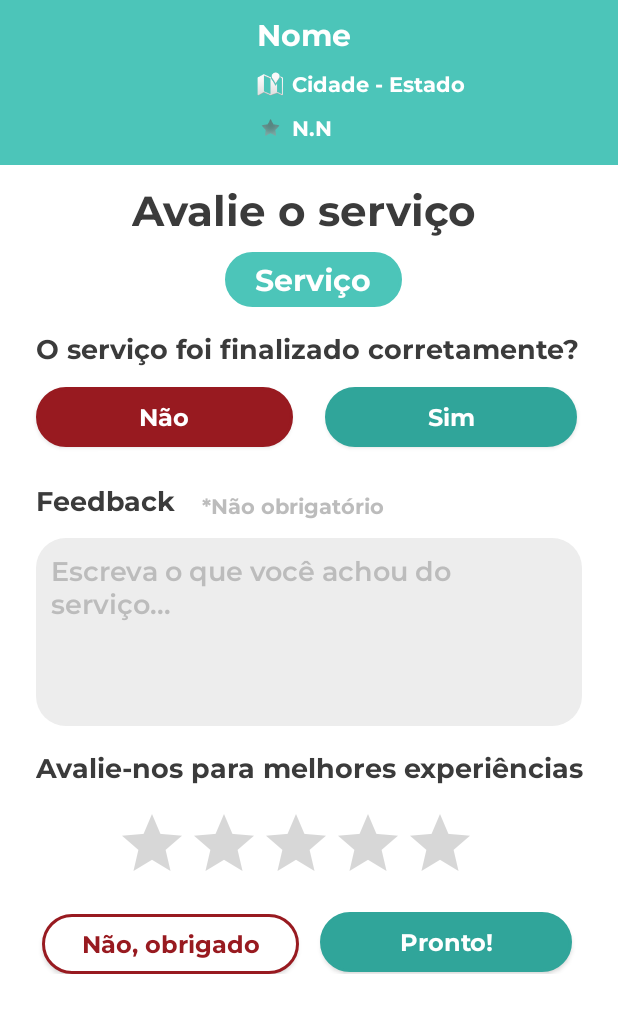
After one commit to pp3-mastertask/mastertask-mobile, an Android app: the fragment WorkerEvaluation shown on its own in the app's theme, on a phone screen of 412 x 824 dp. The commit adds this screen. Shown: the top 1013 px of the screen. Run offline under Robolectric (Android 15) with nearby library versions, the phone set to English and light mode, and no system bars.

Commit message:
evaluation_xml done

```diff
--- /dev/null
+++ b/app/src/main/java/com/example/mastertask/WorkerEvaluation.kt
@@ -0,0 +1,59 @@
+package com.example.mastertask
+
+import android.os.Bundle
+import androidx.fragment.app.Fragment
+import android.view.LayoutInflater
+import android.view.View
+import android.view.ViewGroup
+
+// TODO: Rename parameter arguments, choose names that match
+// the fragment initialization parameters, e.g. ARG_ITEM_NUMBER
+private const val ARG_PARAM1 = "param1"
+private const val ARG_PARAM2 = "param2"
+
+/**
+ * A simple [Fragment] subclass.
+ * Use the [WorkerEvaluation.newInstance] factory method to
+ * create an instance of this fragment.
+ */
+class WorkerEvaluation : Fragment() {
+    // TODO: Rename and change types of parameters
+    private var param1: String? = null
+    private var param2: String? = null
+
+    override fun onCreate(savedInstanceState: Bundle?) {
+        super.onCreate(savedInstanceState)
+        arguments?.let {
+            param1 = it.getString(ARG_PARAM1)
+            param2 = it.getString(ARG_PARAM2)
+        }
+    }
+
+    override fun onCreateView(
+        inflater: LayoutInflater, container: ViewGroup?,
+        savedInstanceState: Bundle?
+    ): View? {
+        // Inflate the layout for this fragment
+        return inflater.inflate(R.layout.fragment_worker_evaluation, container, false)
+    }
+
+    companion object {
+        /**
+         * Use this factory method to create a new instance of
+         * this fragment using the provided parameters.
+         *
+         * @param param1 Parameter 1.
+         * @param param2 Parameter 2.
+         * @return A new instance of fragment WorkerEvaluation.
+         */
+        // TODO: Rename and change types and number of parameters
+        @JvmStatic
+        fun newInstance(param1: String, param2: String) =
+            WorkerEvaluation().apply {
+                arguments = Bundle().apply {
+                    putString(ARG_PARAM1, param1)
+                    putString(ARG_PARAM2, param2)
+                }
+            }
+    }
+}
--- /dev/null
+++ b/app/src/main/res/drawable/round_button.xml
@@ -0,0 +1,10 @@
+<?xml version="1.0" encoding="utf-8"?>
+<shape xmlns:android="http://schemas.android.com/apk/res/android"
+    android:shape="rectangle">
+    <solid android:color="#FFFFFF"/>
+    <stroke android:color="@color/red_dark" android:width="2dp"/>
+    <corners android:bottomRightRadius="100dp"
+        android:bottomLeftRadius="100dp"
+        android:topRightRadius="100dp"
+        android:topLeftRadius="100dp"/>
+</shape>
--- /dev/null
+++ b/app/src/main/res/drawable/text_area_evaluation.xml
@@ -0,0 +1,6 @@
+<?xml version="1.0" encoding="utf-8"?>
+<shape xmlns:android="http://schemas.android.com/apk/res/android"
+    android:shape="rectangle">
+    <solid android:color="#EDEDED"/>
+    <corners android:radius="20dp"/>
+</shape>
--- /dev/null
+++ b/app/src/main/res/layout/fragment_worker_evaluation.xml
@@ -0,0 +1,293 @@
+<?xml version="1.0" encoding="utf-8"?>
+<androidx.constraintlayout.widget.ConstraintLayout
+    xmlns:android="http://schemas.android.com/apk/res/android"
+    xmlns:app="http://schemas.android.com/apk/res-auto"
+    xmlns:tools="http://schemas.android.com/tools"
+    android:layout_width="match_parent"
+    android:layout_height="wrap_content"
+    tools:context=".WorkerEvaluation">
+
+    <LinearLayout
+        android:id="@+id/linearLayout2"
+        android:layout_width="match_parent"
+        android:layout_height="wrap_content"
+        android:background="@color/green_light"
+        android:gravity="center"
+        android:orientation="horizontal"
+        android:padding="10dp"
+        app:layout_constraintStart_toStartOf="parent"
+        app:layout_constraintTop_toTopOf="parent">
+
+        <!-- app:shapeAppearanceOverlay="@style/Circular" -->
+        <com.google.android.material.imageview.ShapeableImageView
+            android:id="@+id/imageView"
+            android:layout_width="75dp"
+            android:layout_height="75dp"
+            app:shapeAppearanceOverlay="@style/Circular"
+            android:contentDescription="Profile icon"
+            android:padding="5dp"
+            app:layout_constraintStart_toStartOf="parent"
+            app:layout_constraintTop_toTopOf="parent"
+            tools:ignore="HardcodedText"
+            tools:srcCompat="@tools:sample/avatars" />
+
+        <LinearLayout
+            android:layout_width="wrap_content"
+            android:layout_height="wrap_content"
+            android:orientation="vertical"
+            android:paddingHorizontal="25dp">
+
+            <TextView
+                android:id="@+id/nameProfissional"
+                android:layout_width="match_parent"
+                android:layout_height="wrap_content"
+                android:fontFamily="@font/montserrat_bold"
+                android:paddingBottom="5dp"
+                android:text="Nome"
+                android:textColor="@color/white"
+                android:textSize="20sp"
+                tools:ignore="HardcodedText" />
+
+            <LinearLayout
+                android:layout_width="match_parent"
+                android:layout_height="wrap_content"
+                android:orientation="horizontal">
+
+                <ImageView
+                    android:layout_width="18dp"
+                    android:layout_height="match_parent"
+                    android:contentDescription="Pin"
+                    android:src="@android:drawable/ic_dialog_map"
+                    app:srcCompat="@android:drawable/ic_menu_mylocation"
+                    tools:ignore="HardcodedText" />
+
+                <TextView
+                    android:id="@+id/location"
+                    android:layout_width="match_parent"
+                    android:layout_height="wrap_content"
+                    android:fontFamily="@font/montserrat_bold"
+                    android:padding="5dp"
+                    android:text="Cidade - Estado"
+                    android:textColor="@color/white"
+                    android:textSize="14sp"
+                    tools:ignore="HardcodedText" />
+            </LinearLayout>
+
+            <LinearLayout
+                android:layout_width="match_parent"
+                android:layout_height="wrap_content"
+                android:orientation="horizontal" />
+
+            <LinearLayout
+                android:layout_width="match_parent"
+                android:layout_height="wrap_content"
+                android:orientation="horizontal">
+
+                <ImageView
+                    android:layout_width="18dp"
+                    android:layout_height="match_parent"
+                    android:contentDescription="Star"
+                    android:src="@android:drawable/star_off"
+                    tools:ignore="HardcodedText" />
+
+                <TextView
+                    android:id="@+id/stars"
+                    android:layout_width="match_parent"
+                    android:layout_height="wrap_content"
+                    android:fontFamily="@font/montserrat_bold"
+                    android:padding="5dp"
+                    android:text="N.N"
+                    android:textColor="@color/white"
+                    android:textSize="14sp"
+                    tools:ignore="HardcodedText" />
+            </LinearLayout>
+        </LinearLayout>
+    </LinearLayout>
+
+    <TextView
+        android:id="@+id/textView"
+        android:layout_width="wrap_content"
+        android:layout_height="wrap_content"
+        android:layout_marginStart="88dp"
+        android:layout_marginTop="12dp"
+        android:fontFamily="@font/montserrat_bold"
+        android:text="Avalie o serviço"
+        android:textColor="@color/text_primary"
+        android:textSize="28sp"
+        app:layout_constraintStart_toStartOf="parent"
+        app:layout_constraintTop_toBottomOf="@+id/linearLayout2"
+        tools:ignore="HardcodedText" />
+
+    <TextView
+        android:id="@+id/txtServicoAvalicao"
+        android:layout_width="wrap_content"
+        android:layout_height="wrap_content"
+        android:layout_marginStart="149dp"
+        android:layout_marginTop="10dp"
+        android:layout_marginEnd="144dp"
+        android:layout_marginBottom="10dp"
+        android:background="@drawable/round_button"
+        android:backgroundTint="@color/green_light"
+        android:fontFamily="@font/montserrat_bold"
+        android:paddingHorizontal="20dp"
+        android:paddingVertical="5dp"
+        android:text="Serviço"
+        android:textColor="@color/white"
+        android:textSize="20sp"
+        app:layout_constraintBottom_toTopOf="@+id/textView2"
+        app:layout_constraintEnd_toEndOf="parent"
+        app:layout_constraintStart_toStartOf="parent"
+        app:layout_constraintTop_toBottomOf="@+id/textView"
+        app:layout_constraintVertical_bias="1.0"
+        tools:ignore="HardcodedText" />
+
+    <TextView
+        android:id="@+id/textView2"
+        android:layout_width="wrap_content"
+        android:layout_height="wrap_content"
+        android:layout_marginStart="24dp"
+        android:layout_marginTop="16dp"
+        android:fontFamily="@font/montserrat_bold"
+        android:text="O serviço foi finalizado corretamente?"
+        android:textColor="@color/text_primary"
+        android:textSize="18sp"
+        app:layout_constraintStart_toStartOf="parent"
+        app:layout_constraintTop_toBottomOf="@+id/txtServicoAvalicao"
+        tools:ignore="HardcodedText" />
+
+    <androidx.appcompat.widget.AppCompatButton
+        android:id="@+id/btnNao"
+        android:layout_width="171dp"
+        android:layout_height="40dp"
+        android:layout_marginStart="24dp"
+        android:layout_marginTop="14dp"
+        android:background="@drawable/round_button"
+        android:backgroundTint="@color/red_dark"
+        android:fontFamily="@font/montserrat_bold"
+        android:text="Não"
+        android:textAllCaps="false"
+        android:textColor="@color/white"
+        android:textSize="16sp"
+        app:layout_constraintStart_toStartOf="parent"
+        app:layout_constraintTop_toBottomOf="@+id/textView2"
+        tools:ignore="HardcodedText" />
+
+    <androidx.appcompat.widget.AppCompatButton
+        android:id="@+id/btnSim"
+        android:layout_width="168dp"
+        android:layout_height="40dp"
+        android:layout_marginStart="21dp"
+        android:layout_marginTop="14dp"
+        android:background="@drawable/round_button"
+        android:backgroundTint="@color/green"
+        android:fontFamily="@font/montserrat_bold"
+        android:text="Sim"
+        android:textAllCaps="false"
+        android:textColor="@color/white"
+        android:textSize="16sp"
+        app:layout_constraintStart_toEndOf="@+id/btnNao"
+        app:layout_constraintTop_toBottomOf="@+id/textView2"
+        tools:ignore="HardcodedText" />
+
+    <TextView
+        android:id="@+id/textView3"
+        android:layout_width="wrap_content"
+        android:layout_height="wrap_content"
+        android:layout_marginStart="24dp"
+        android:layout_marginTop="24dp"
+        android:fontFamily="@font/montserrat_bold"
+        android:text="Feedback"
+        android:textColor="@color/text_primary"
+        android:textSize="18sp"
+        app:layout_constraintStart_toStartOf="parent"
+        app:layout_constraintTop_toBottomOf="@+id/btnNao"
+        tools:ignore="HardcodedText" />
+
+    <TextView
+        android:id="@+id/textView4"
+        android:layout_width="wrap_content"
+        android:layout_height="wrap_content"
+        android:layout_marginStart="24dp"
+        android:layout_marginTop="16dp"
+        android:fontFamily="@font/montserrat_bold"
+        android:text="Avalie-nos para melhores experiências"
+        android:textColor="@color/text_primary"
+        android:textSize="18sp"
+        app:layout_constraintStart_toStartOf="parent"
+        app:layout_constraintTop_toBottomOf="@+id/edit_text"
+        tools:ignore="HardcodedText" />
+
+    <EditText
+        android:id="@+id/edit_text"
+        android:layout_width="match_parent"
+        android:layout_height="125dp"
+        android:layout_marginStart="24dp"
+        android:layout_marginTop="13dp"
+        android:layout_marginEnd="24dp"
+        android:background="@drawable/text_area_evaluation"
+        android:fontFamily="@font/montserrat_semi_bold"
+        android:gravity="top"
+        android:hint="Escreva o que você achou do serviço..."
+        android:inputType="textMultiLine"
+        android:padding="10dp"
+        android:textColorHint="@color/text_secondary"
+        app:layout_constraintEnd_toEndOf="parent"
+        app:layout_constraintStart_toStartOf="parent"
+        app:layout_constraintTop_toBottomOf="@+id/textView3"
+        tools:ignore="HardcodedText,LabelFor" />
+
+    <RatingBar
+        android:id="@+id/ratingBar"
+        android:layout_width="wrap_content"
+        android:layout_height="wrap_content"
+        android:layout_marginStart="77dp"
+        android:layout_marginTop="15dp"
+        app:layout_constraintStart_toStartOf="parent"
+        app:layout_constraintTop_toBottomOf="@+id/textView4" />
+
+    <TextView
+        android:id="@+id/textView5"
+        android:layout_width="wrap_content"
+        android:layout_height="wrap_content"
+        android:layout_marginEnd="156dp"
+        android:layout_marginBottom="12dp"
+        android:fontFamily="@font/montserrat_bold"
+        android:text="*Não obrigatório"
+        android:textColor="@color/text_secondary"
+        app:layout_constraintBottom_toTopOf="@+id/edit_text"
+        app:layout_constraintEnd_toEndOf="parent"
+        tools:ignore="HardcodedText" />
+
+    <androidx.appcompat.widget.AppCompatButton
+        android:id="@+id/btnNaoObrigado"
+        android:layout_width="171dp"
+        android:layout_height="40dp"
+        android:layout_marginStart="28dp"
+        android:layout_marginTop="13dp"
+        android:background="@drawable/round_button"
+        android:fontFamily="@font/montserrat_bold"
+        android:text="Não, obrigado"
+        android:textAllCaps="false"
+        android:textColor="@color/red_dark"
+        android:textSize="16sp"
+        app:layout_constraintStart_toStartOf="parent"
+        app:layout_constraintTop_toBottomOf="@+id/ratingBar"
+        tools:ignore="HardcodedText" />
+
+    <androidx.appcompat.widget.AppCompatButton
+        android:id="@+id/btnPronto"
+        android:layout_width="168dp"
+        android:layout_height="40dp"
+        android:layout_marginStart="14dp"
+        android:layout_marginTop="12dp"
+        android:background="@drawable/round_button"
+        android:backgroundTint="@color/green"
+        android:fontFamily="@font/montserrat_bold"
+        android:text="Pronto!"
+        android:textAllCaps="false"
+        android:textColor="@color/white"
+        android:textSize="16sp"
+        app:layout_constraintStart_toEndOf="@+id/btnNaoObrigado"
+        app:layout_constraintTop_toBottomOf="@+id/ratingBar"
+        tools:ignore="HardcodedText" />
+</androidx.constraintlayout.widget.ConstraintLayout>
--- /dev/null
+++ b/app/src/main/res/values/custom_styles.xml
@@ -0,0 +1,6 @@
+<?xml version="1.0" encoding="utf-8"?>
+<resources>
+    <style name="Circular">
+        <item name="cornerSize">50%</item>
+    </style>
+</resources>
--- a/app/src/main/res/values/strings.xml
+++ b/app/src/main/res/values/strings.xml
@@ -1,3 +1,5 @@
 <resources>
     <string name="app_name">mastertask</string>
+    <!-- TODO: Remove or change this placeholder text -->
+    <string name="hello_blank_fragment">Hello blank fragment</string>
 </resources>
```
